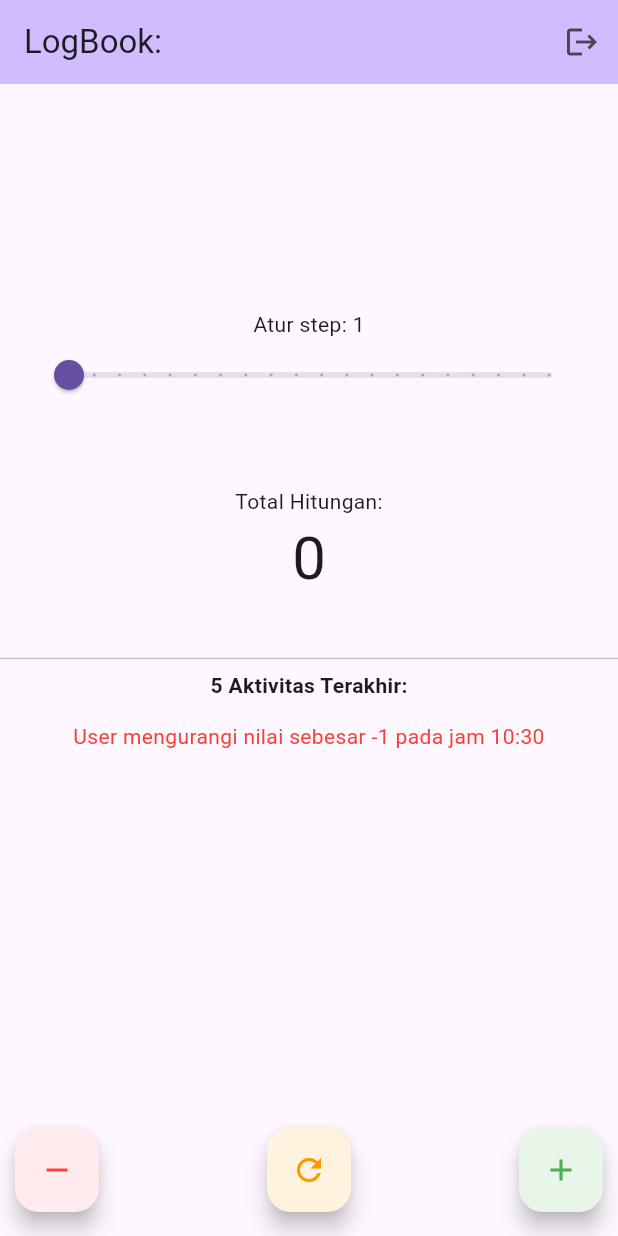
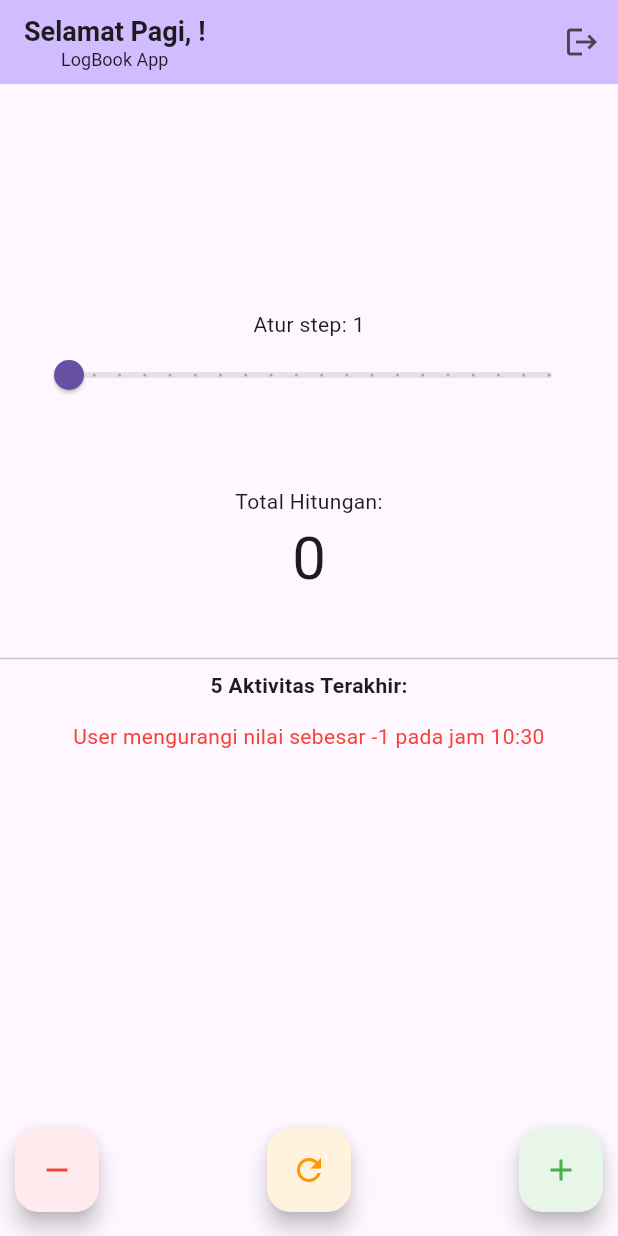
Before and after one commit to Nnurvyy/Proyek4_Flutter, a Flutter app: the CounterView screen opened directly with empty values, after a tap on the "remove" icon, on a phone screen of 412 x 824 dp. Run offline on Flutter 3.47's test engine with Material 3 defaults, Android fonts, the light colour scheme and no system bars; our stand-ins replace shared_preferences; accounts and stored records are empty.

Commit message:
homework pertemuan 2

```diff
--- a/lib/features/logbook/counter_controller.dart
+++ b/lib/features/logbook/counter_controller.dart
@@ -2,6 +2,11 @@ import 'package:intl/intl.dart';
 import 'package:shared_preferences/shared_preferences.dart';
 
 class CounterController {
+
+  final String username;
+
+  CounterController(this.username);
+
   int _counter = 0;
   int _step = 1;
   List<String> _activityLogs = [];
@@ -11,8 +16,8 @@ class CounterController {
   int get step => _step;
 
 
-  static const String _keyCounter = 'counter_value';
-  static const String _keyLogs = 'activity_logs';
+  String get _keyCounter => 'counter_$username';
+  String get _keyLogs => 'logs_$username';
 
   Future<void> loadData() async {
     final prefs = await SharedPreferences.getInstance();
--- a/lib/features/logbook/counter_view.dart
+++ b/lib/features/logbook/counter_view.dart
@@ -11,21 +11,37 @@ class CounterView extends StatefulWidget {
 }
 
 class _CounterViewState extends State<CounterView> {
-  final CounterController _controller = CounterController();
 
+  late CounterController _controller;
   bool _isLoading = true;
 
   @override
   void initState() {
     super.initState();
+    _controller = CounterController(widget.username);
     _loadInitialData();
   }
 
   void _loadInitialData() async {
     await _controller.loadData();
-    setState(() {
-      _isLoading = false;
-    });
+    if (mounted) {
+      setState(() {
+        _isLoading = false;
+      });
+    }
+  }
+
+  String _getGreeting() {
+    var hour = DateTime.now().hour;
+    if (hour >= 0 && hour < 11) {
+      return "Selamat Pagi";
+    } else if (hour >= 11 && hour < 15) {
+      return "Selamat Siang";
+    } else if (hour >= 15 && hour < 18) {
+      return "Selamat Sore";
+    } else {
+      return "Selamat Malam";
+    }
   }
 
   Color _getLogColor (String log) {
@@ -78,7 +94,18 @@ class _CounterViewState extends State<CounterView> {
   Widget build(BuildContext context) {
     return Scaffold(
       appBar: AppBar(
-        title: Text("LogBook: ${widget.username}"),
+        title: Column(
+          children : [
+            Text(
+              "${_getGreeting()}, ${widget.username}!",
+              style: const TextStyle(fontSize: 18, fontWeight: FontWeight.bold),
+            ),
+            const Text(
+              "LogBook App",
+              style: TextStyle(fontSize: 12),
+            ),
+          ],
+        ),
         backgroundColor: Theme.of(context).colorScheme.inversePrimary,
         actions: [
           IconButton(
```
